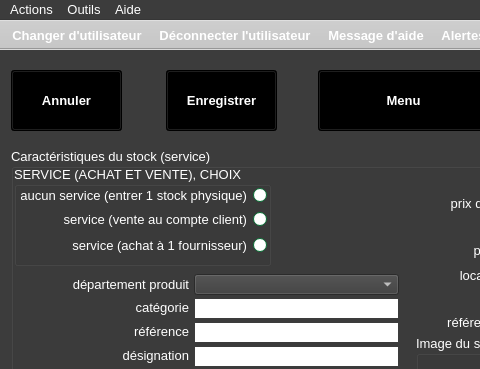
Qt form ui/yeroth-erp-entrer-window.ui (xnoumbissinoundou/yeroth-erp-3.0) before a commit; both pictures show x 0 to 480 and y 0 to 369 of the 799 by 601 pixel window.
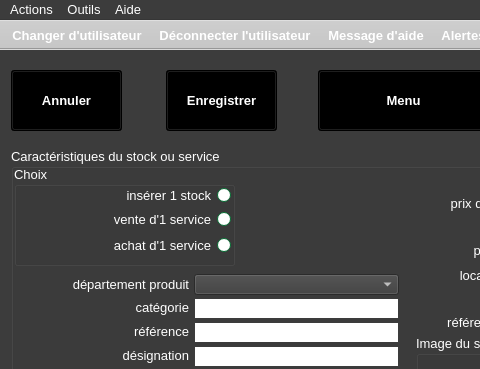
The same form after that commit. Icons and pictures are not drawn. Custom widgets are drawn as their Qt base class.

Commit message: UPDATED WITH database table "achats_aux_fournisseurs"   RENAMED to 'achats_de_services' !

Patch:
```diff
--- a/ui/yeroth-erp-entrer-window.ui
+++ b/ui/yeroth-erp-entrer-window.ui
@@ -2620,7 +2620,7 @@
      </font>
     </property>
     <property name="title">
-     <string>Caractéristiques du stock (service)</string>
+     <string>Caractéristiques du stock ou service</string>
     </property>
     <widget class="QLabel" name="label_reference_produit">
      <property name="geometry">
@@ -11564,7 +11564,7 @@
       <rect>
        <x>3</x>
        <y>18</y>
-       <width>257</width>
+       <width>221</width>
        <height>100</height>
       </rect>
      </property>
@@ -12011,14 +12011,14 @@
       </palette>
      </property>
      <property name="title">
-      <string>SERVICE (ACHAT ET VENTE), CHOIX</string>
+      <string>Choix</string>
      </property>
      <widget class="QRadioButton" name="radioButton_AUCUN_SERVICE">
       <property name="geometry">
        <rect>
         <x>7</x>
         <y>20</y>
-        <width>246</width>
+        <width>210</width>
         <height>19</height>
        </rect>
       </property>
@@ -12441,7 +12441,7 @@
        <enum>Qt::RightToLeft</enum>
       </property>
       <property name="text">
-       <string>aucun service (entrer 1 stock physique)</string>
+       <string>insérer 1 stock</string>
       </property>
      </widget>
      <widget class="QRadioButton" name="radioButton_SERVICE_VENTE_CLIENT">
@@ -12449,7 +12449,7 @@
        <rect>
         <x>7</x>
         <y>44</y>
-        <width>246</width>
+        <width>210</width>
         <height>19</height>
        </rect>
       </property>
@@ -12872,7 +12872,7 @@
        <enum>Qt::RightToLeft</enum>
       </property>
       <property name="text">
-       <string>service (vente au compte client)</string>
+       <string>vente d'1 service</string>
       </property>
      </widget>
      <widget class="QRadioButton" name="radioButton_SERVICE_ACHAT_FOURNISSEUR">
@@ -12880,7 +12880,7 @@
        <rect>
         <x>7</x>
         <y>70</y>
-        <width>246</width>
+        <width>210</width>
         <height>19</height>
        </rect>
       </property>
@@ -13303,7 +13303,7 @@
        <enum>Qt::RightToLeft</enum>
       </property>
       <property name="text">
-       <string>service (achat à 1 fournisseur)</string>
+       <string>achat d'1 service</string>
       </property>
      </widget>
     </widget>
```
Left out of the diff: 14 changed lines with no effect on the pictures. The commit also changes 35 other files.
